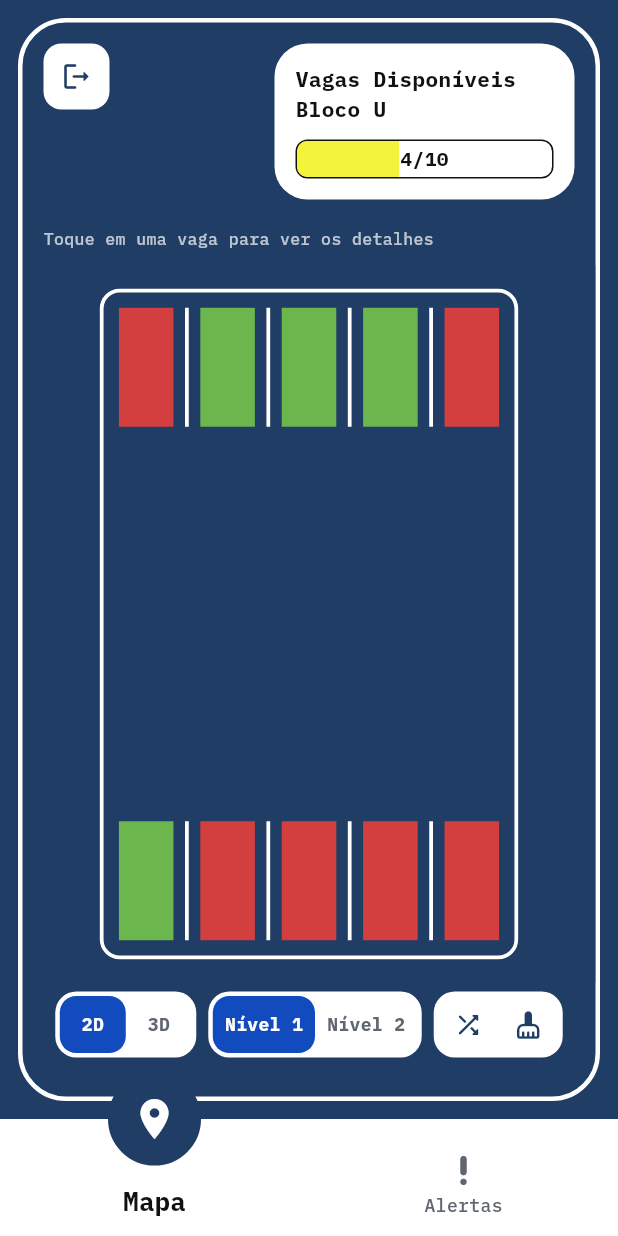
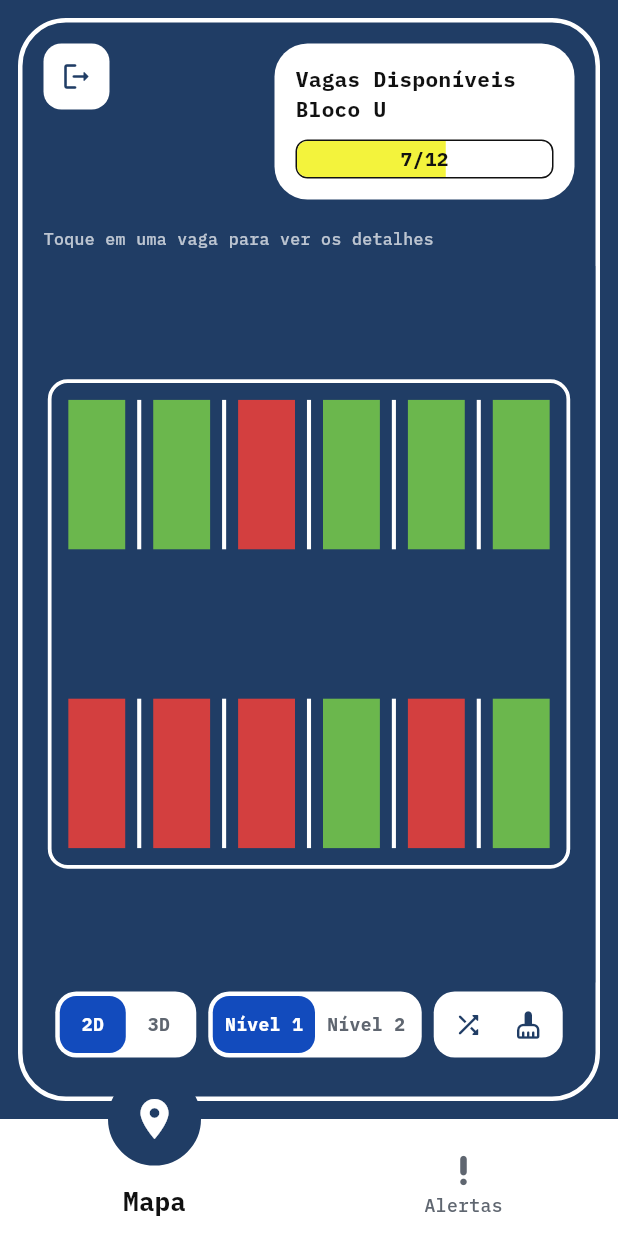
Before and after one commit to VictorHugo-7/S6-Sistema-VagaVision, a Flutter app: the Shell screen opened directly with empty values, on a phone screen of 412 x 824 dp. Run offline on Flutter 3.47's test engine with Material 3 defaults, Android fonts, the phone set to English and light mode, and no system bars; our stand-ins replace firebase_core, google_fonts; accounts and stored records are empty.

Commit message:
prototipo 3d

```diff
--- a/lib/app_state.dart
+++ b/lib/app_state.dart
@@ -43,7 +43,7 @@
     notifyListeners();
   }
 
-  /// Encerra a sessão aqui e na conta Microsoft (Firebase).
+  /// Encerra a sessão aqui e no [AuthService].
   void sair() {
     AuthService.sair();
     if (_usuario == null) return;
--- /dev/null
+++ b/lib/entorno_bloco_u.dart
@@ -0,0 +1,100 @@
+import 'projecao.dart';
+import 'theme.dart';
+
+/// Retângulo no chão, em metros, nas coordenadas da planta do campus.
+///
+/// A planta foi girada 46° para alinhar a fileira de vagas na horizontal
+/// (escala medida: ~7,4 px por metro, usando a vaga de 2,50 m como régua).
+/// Origem no canto noroeste da fileira dupla; X segue a fileira (leste) e Z vai para o sul.
+class AreaPlanta {
+  const AreaPlanta(this.x0, this.x1, this.z0, this.z1);
+
+  final double x0, x1, z0, z1;
+
+  /// Centro já convertido para a cena (que é centrada no trecho em foco).
+  double get cx => (x0 + x1) / 2 - EntornoBlocoU.origemX;
+  double get cz => (z0 + z1) / 2 - EntornoBlocoU.origemZ;
+  double get largura => x1 - x0;
+  double get profundidade => z1 - z0;
+}
+
+class PredioPlanta {
+  const PredioPlanta(this.area, this.altura);
+
+  final AreaPlanta area;
+  final double altura;
+
+  V3 get centro => V3(area.cx, altura / 2, area.cz);
+  V3 get tamanho => V3(area.largura, altura, area.profundidade);
+}
+
+/// Entorno real do estacionamento do Bloco U (trecho noroeste da fileira dupla).
+/// As alturas dos prédios são estimadas (3,5 m por andar); a planta não informa andares.
+class EntornoBlocoU {
+  /// Centro do trecho em foco nas coordenadas da planta.
+  static const origemX = ConfigPatio.cols * ConfigPatio.spotW / 2;
+  static const origemZ = ConfigPatio.spotD + ConfigPatio.aisle / 2;
+
+  static const vagasPorFileira = 42;
+  static const comprimentoFileira = vagasPorFileira * ConfigPatio.spotW;
+  static const profundidadeFileira = 2 * ConfigPatio.spotD + ConfigPatio.aisle;
+
+  static const chao = AreaPlanta(-80, 140, -80, 90);
+
+  static const vias = [
+    AreaPlanta(-12, 125, -7.0, -2.6), // via ao norte da fileira
+    AreaPlanta(-7.8, -1.5, -30, 70), // via a oeste (entre o prédio e a fileira)
+    AreaPlanta(0, 108, profundidadeFileira, 17.4), // corredor ao sul da fileira
+    AreaPlanta(59.6, 108, 17.4, 19.2),
+    AreaPlanta(-12, 82, -27.8, -24.1), // via entre os prédios do norte
+    AreaPlanta(107, 121, -30, 70), // via a leste
+  ];
+
+  static const calcadas = [
+    AreaPlanta(-12, 107, -2.6, 0),
+    AreaPlanta(-12, 82, -8.9, -7.0),
+    AreaPlanta(-9.3, -7.8, -7.0, 32),
+    AreaPlanta(-1.5, 0, -2.6, 17.4),
+  ];
+
+  static const fileiras = [
+    AreaPlanta(0, comprimentoFileira, 0, profundidadeFileira), // fileira dupla (foco na ponta oeste)
+    AreaPlanta(60.3, 106.9, 19.2, 24.7), // fileira sul
+  ];
+
+  /// Canteiro entre as duas fileiras, que ficam de costas uma para a outra.
+  static const canteiro = AreaPlanta(0, comprimentoFileira, ConfigPatio.spotD, ConfigPatio.spotD + ConfigPatio.aisle);
+
+  static const predios = [
+    PredioPlanta(AreaPlanta(-45.8, -9.3, -5.5, 31.6), 10.5), // bloco a oeste
+    PredioPlanta(AreaPlanta(-8.6, 14.3, -19.7, -9.6), 7), // prédio ao norte (3 volumes)
+    PredioPlanta(AreaPlanta(14.3, 50.1, -24.1, -8.9), 10.5),
+    PredioPlanta(AreaPlanta(50.1, 79.2, -19.7, -9.6), 7),
+    PredioPlanta(AreaPlanta(22.4, 50.8, -48.1, -28.5), 10.5), // prédio do triângulo
+    PredioPlanta(AreaPlanta(24.5, 46.1, -54.9, -48.1), 7),
+    PredioPlanta(AreaPlanta(13.6, 19.1, -47.4, -40), 3), // guarita
+    PredioPlanta(AreaPlanta(0.8, 59.6, 17.4, 45.8), 10.5), // bloco ao sul
+    PredioPlanta(AreaPlanta(0.8, 40.7, 45.8, 66.8), 7),
+    PredioPlanta(AreaPlanta(40.7, 58.9, 45.8, 64), 10.5),
+  ];
+
+  /// Divisórias das vagas fora do foco (resto da fileira dupla e fileira sul), só para contexto.
+  static final List<AreaPlanta> divisoriasContexto = _gerarDivisorias();
+
+  static List<AreaPlanta> _gerarDivisorias() {
+    const meia = 0.06;
+    const w = ConfigPatio.spotW;
+    const d = ConfigPatio.spotD;
+    final saida = <AreaPlanta>[];
+    for (var i = ConfigPatio.cols; i <= vagasPorFileira; i++) {
+      final x = i * w;
+      saida
+        ..add(AreaPlanta(x - meia, x + meia, 0, d))
+        ..add(AreaPlanta(x - meia, x + meia, profundidadeFileira - d, profundidadeFileira));
+    }
+    for (var x = 60.3; x <= 106.9; x += w) {
+      saida.add(AreaPlanta(x - meia, x + meia, 19.2, 24.7));
+    }
+    return saida;
+  }
+}
--- a/lib/garagem_controller.dart
+++ b/lib/garagem_controller.dart
@@ -60,7 +60,7 @@
   // No 3D, o raio é um multiplicador da distância que enquadra o pátio na tela.
   static const _raioPadrao = 1.0;
   static const _raioMin = 0.4;
-  static const _raioMax = 1.35;
+  static const _raioMax = 3.5; // afasta o bastante para ver os prédios ao redor
   static const _tanMeioFov = 0.3839; // tan(21°): campo de visão vertical de 42°
   static const _thetaPadrao = 0.2;
   static const _phiPadrao = math.pi * 0.32;
--- a/lib/theme.dart
+++ b/lib/theme.dart
@@ -24,6 +24,10 @@
   static const piso3d = Color(0xFF2A4A78);
   static const via3d = Color(0xFF264470);
   static const coluna3d = Color(0xFF3C5A85);
+  static const chao3d = Color(0xFF1A3459);
+  static const calcada3d = Color(0xFF3A5B88);
+  static const canteiro3d = Color(0xFF2E5A55);
+  static const predio3d = Color(0xFF9DB1CC);
 }
 
 /// Área mínima de toque recomendada (Material / HIG).
@@ -33,10 +37,12 @@
     GoogleFonts.ibmPlexMono(fontSize: tamanho, fontWeight: peso, color: cor);
 
 class ConfigPatio {
-  static const cols = 5;
-  static const spotW = 2.6;
-  static const spotD = 4.4;
-  static const aisle = 12.0;
+  // Trecho do estacionamento do Bloco U em escala real (medido na planta do campus):
+  // duas fileiras de costas uma para a outra, separadas por um canteiro central.
+  static const cols = 6;
+  static const spotW = 2.5;
+  static const spotD = 5.0;
+  static const aisle = 3.8; // largura do canteiro entre as fileiras
   static const numNiveis = 2;
 
   static const larguraPatio = cols * spotW + 4;
```
Also changed, not shown: lib/auth_service.dart (+35 -124 lines), lib/garagem_scene.dart (+38 -9 lines), lib/login_page.dart (+93 -36 lines), lib/main.dart (+1 -18 lines), 1 other file.
